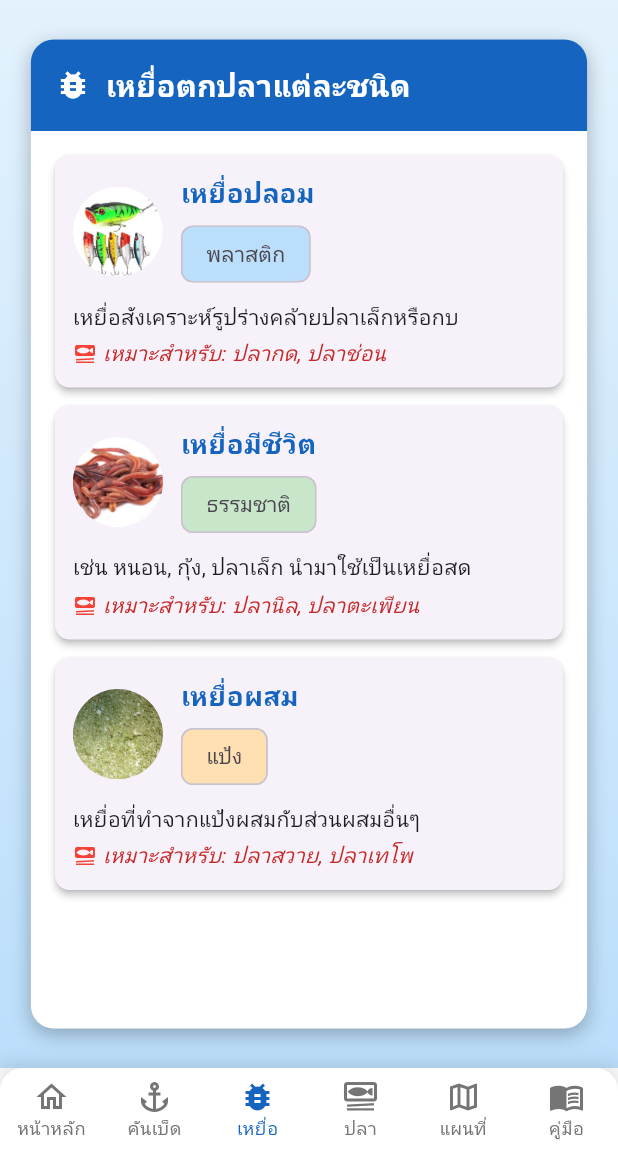
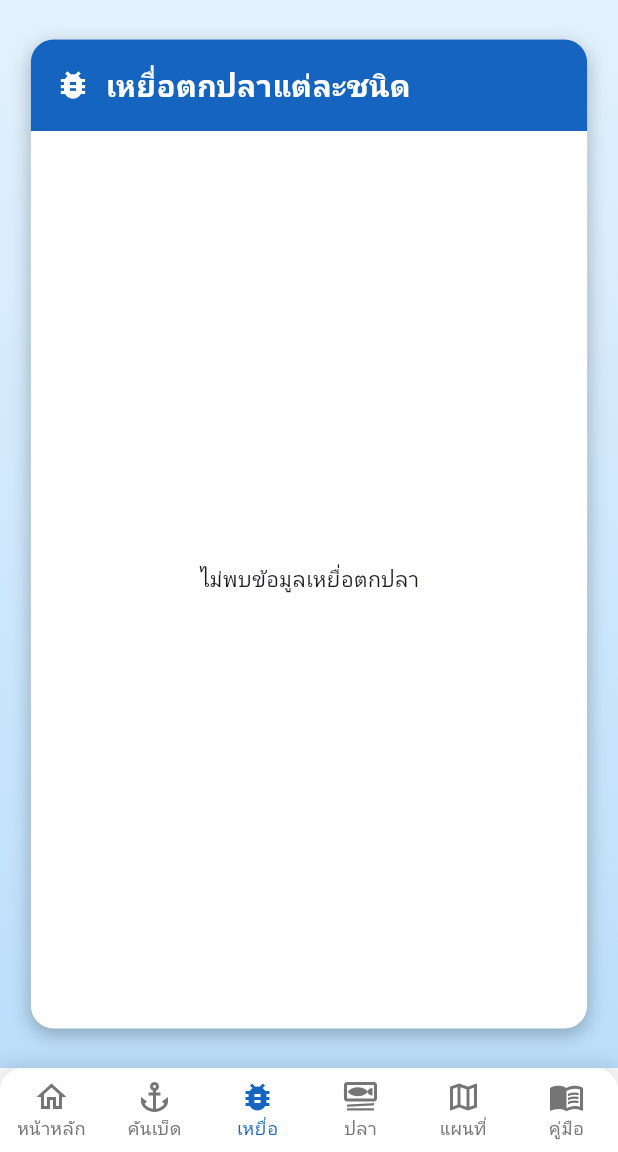
Before and after one commit to NekoSama01/project-seminar, a Flutter app: the screen it shows once a user with an empty profile is signed in, item 3 of the bottom bar chosen, on a phone screen of 412 x 824 dp, the part 84-1236 px from its top. Run offline on Flutter 3.47's test engine with Material 3 defaults, Android fonts, the phone set to English and light mode, and no system bars; our stand-ins replace cloud_firestore, firebase_auth, firebase_core, google_maps_flutter; accounts and stored records are empty.

Commit message:
เพิ่ม provider ให้สมบูรณ์ข้นและปรับหน้าให้รับข้อมูลและแสดงได้

```diff
--- a/fishing_guide_app/lib/screens/BaitPage.dart
+++ b/fishing_guide_app/lib/screens/BaitPage.dart
@@ -1,4 +1,6 @@
 import 'package:flutter/material.dart';
+import 'package:provider/provider.dart';
+import 'package:fishing_guide_app/provider/bait_provider.dart';
 
 class BaitPage extends StatefulWidget {
   @override
@@ -6,37 +8,25 @@ class BaitPage extends StatefulWidget {
 }
 
 class _BaitPageState extends State<BaitPage> {
-  final List<Map<String, dynamic>> baitData = [
-    {
-      'name': 'เหยื่อปลอม',
-      'type': 'พลาสติก',
-      'description': 'เหยื่อสังเคราะห์รูปร่างคล้ายปลาเล็กหรือกบ',
-      'image': 'images/baits/เหยื่อปลอม.png',
-      'target': 'ปลากด, ปลาช่อน'
-    },
-    {
-      'name': 'เหยื่อมีชีวิต',
-      'type': 'ธรรมชาติ',
-      'description': 'เช่น หนอน, กุ้ง, ปลาเล็ก นำมาใช้เป็นเหยื่อสด',
-      'image': 'images/baits/เหยื่อมีชีวิต.png',
-      'target': 'ปลานิล, ปลาตะเพียน'
-    },
-    {
-      'name': 'เหยื่อผสม',
-      'type': 'แป้ง',
-      'description': 'เหยื่อที่ทำจากแป้งผสมกับส่วนผสมอื่นๆ',
-      'image': 'images/baits/เหยื่อผสม.png',
-      'target': 'ปลาสวาย, ปลาเทโพ'
-    },
-  ];
+  @override
+  void initState() {
+    super.initState();
+    // Fetch data when page loads
+    WidgetsBinding.instance.addPostFrameCallback((_) {
+      Provider.of<BaitProvider>(context, listen: false).fetchBaits();
+    });
+  }
 
   @override
   Widget build(BuildContext context) {
+    final baitProvider = Provider.of<BaitProvider>(context);
+
     return Scaffold(
       backgroundColor: Colors.transparent,
       body: Center(
         child: Container(
-          margin: EdgeInsets.symmetric(horizontal: MediaQuery.of(context).size.width * 0.05),
+          margin: EdgeInsets.symmetric(
+              horizontal: MediaQuery.of(context).size.width * 0.05),
           height: MediaQuery.of(context).size.height * 0.8,
           decoration: BoxDecoration(
             color: Colors.white,
@@ -46,7 +36,7 @@ class _BaitPageState extends State<BaitPage> {
                 color: Colors.black26,
                 blurRadius: 10,
                 offset: Offset(0, 4),
-              )
+              ),
             ],
           ),
           child: Column(
@@ -78,11 +68,33 @@ class _BaitPageState extends State<BaitPage> {
 
               // Content
               Expanded(
-                child: ListView.builder(
+                child: _buildBaitList(context, baitProvider),
+              ),
+            ],
+          ),
+        ),
+      ),
+    );
+  }
+
+  Widget _buildBaitList(BuildContext context, BaitProvider baitProvider) {
+    if (baitProvider.isLoading) {
+      return Center(child: CircularProgressIndicator());
+    }
+
+    if (baitProvider.error != null) {
+      return Center(child: Text(baitProvider.error!));
+    }
+
+    if (baitProvider.baitList == null || baitProvider.baitList!.isEmpty) {
+      return Center(child: Text('ไม่พบข้อมูลเหยื่อตกปลา'));
+    }
+
+    return ListView.builder(
       padding: EdgeInsets.all(16),
-                  itemCount: baitData.length,
+      itemCount: baitProvider.baitList!.length,
       itemBuilder: (context, index) {
-                    final bait = baitData[index];
+        final bait = baitProvider.baitList![index].data() as Map<String, dynamic>;
         return Card(
           margin: EdgeInsets.only(bottom: 12),
           elevation: 2,
@@ -98,41 +110,52 @@ class _BaitPageState extends State<BaitPage> {
                   children: [
                     CircleAvatar(
                       radius: 30,
-                                  backgroundImage: AssetImage(bait['image']),
+                      backgroundImage: NetworkImage(
+                        bait['imageUrl'] ?? 'https://via.placeholder.com/60'),
                     ),
                     SizedBox(width: 12),
-                                Column(
+                    Expanded(
+                      child: Column(
                         crossAxisAlignment: CrossAxisAlignment.start,
                         children: [
                           Text(
-                                      bait['name'],
+                            bait['nameTH'] ?? bait['name'] ?? 'ไม่มีชื่อ',
                             style: TextStyle(
                               fontSize: 18,
                               fontWeight: FontWeight.bold,
                               color: Colors.blue[800]),
                           ),
                           SizedBox(height: 4),
+                          Text(
+                            bait['nameEN'] ?? 'No Name',
+                            style: TextStyle(
+                              fontSize: 14,
+                              color: Colors.grey[700]),
+                          ),
+                          SizedBox(height: 4),
                           Chip(
-                                      label: Text(bait['type']),
-                                      backgroundColor: bait['type'] == 'พลาสติก'
-                                          ? Colors.blue[100]
-                                          : bait['type'] == 'ธรรมชาติ'
-                                            ? Colors.green[100]
-                                            : Colors.orange[100],
+                            label: Text(
+                              bait['type'] ?? 'ไม่ระบุประเภท',
+                              style: TextStyle(
+                                color: baitProvider.getTypeTextColor(bait['type']),
+                              ),
+                            ),
+                            backgroundColor: baitProvider.getTypeColor(bait['type']),
                           ),
                         ],
+                      ),
                     ),
                   ],
                 ),
                 SizedBox(height: 8),
-                            Text(bait['description']),
+                Text(bait['description'] ?? 'ไม่มีคำอธิบาย'),
                 SizedBox(height: 4),
                 Row(
                   children: [
                     Icon(Icons.set_meal, size: 16, color: Colors.red),
                     SizedBox(width: 4),
                     Text(
-                                  'เหมาะสำหรับ: ${bait['target']}',
+                      'เหมาะสำหรับ: ${bait['target'] ?? 'ไม่ระบุปลาเป้าหมาย'}',
                       style: TextStyle(
                         fontSize: 14,
                         color: Colors.red[800],
@@ -145,12 +168,6 @@ class _BaitPageState extends State<BaitPage> {
           ),
         );
       },
-                ),
-              ),
-            ],
-          ),
-        ),
-      ),
     );
   }
 }
```
Also changed, not shown: fishing_guide_app/lib/provider/bait_provider.dart (+24 -24 lines), fishing_guide_app/lib/provider/fish_provider.dart (+0 -18 lines), fishing_guide_app/lib/provider/rod_provider.dart (+28 -28 lines), fishing_guide_app/lib/screens/RodPage.dart (+98 -54 lines). Lines whose indentation alone changed are shown as unchanged.
